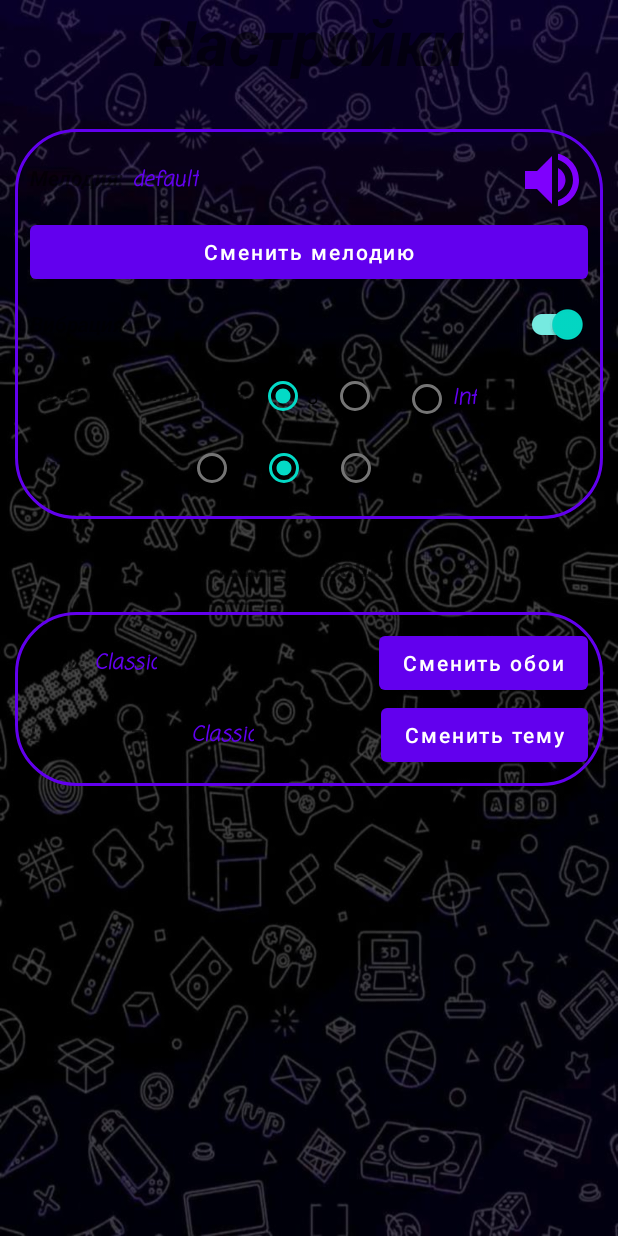
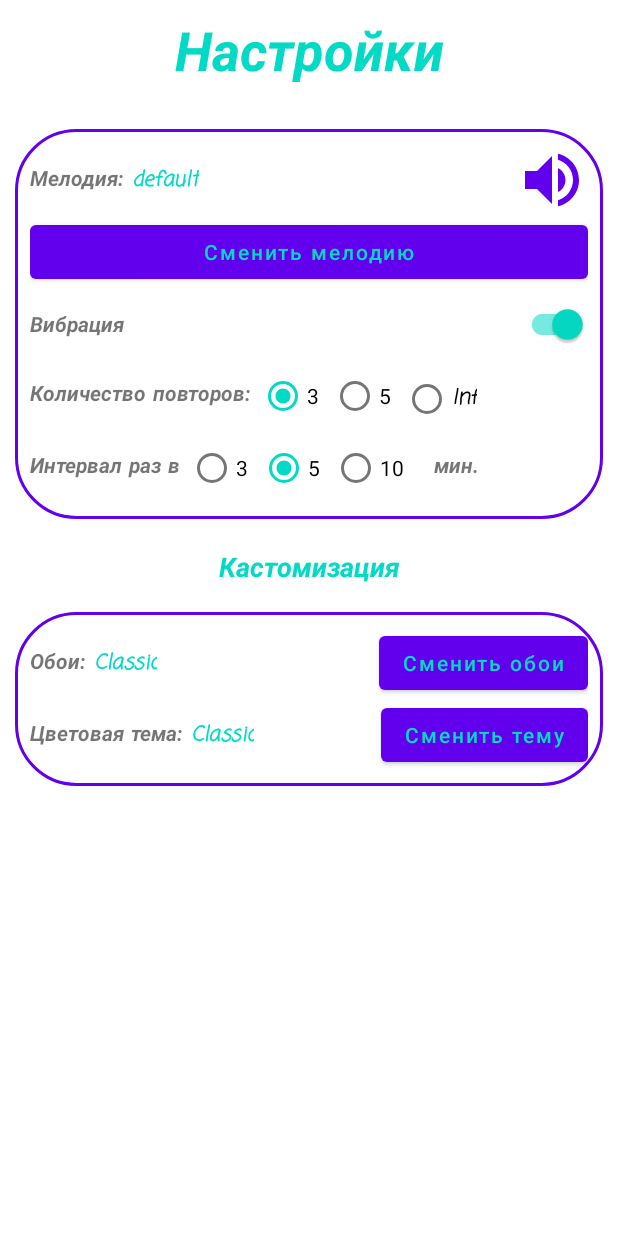
Before and after one commit to AlexeyZhulanov/AlarmLab, an Android app built with Jetpack Compose: the screen it shows after launch (MainActivity), in the options menu, after a tap on "Настройки", on a phone screen of 412 x 824 dp. Run offline under Robolectric (Android 15) with nearby library versions, the light colour scheme and no system bars; our stand-ins replace Room's generated code.

Commit message:
settings customize prepare

```diff
--- a/app/src/main/java/com/example/alarm/MainActivity.kt
+++ b/app/src/main/java/com/example/alarm/MainActivity.kt
@@ -13,6 +13,8 @@ import android.view.MenuItem
 import android.view.View
 import androidx.appcompat.app.AppCompatActivity
 import android.provider.Settings
+import android.text.SpannableString
+import android.text.style.ForegroundColorSpan
 import androidx.core.app.ActivityCompat
 import androidx.core.content.ContextCompat
 import androidx.fragment.app.Fragment
@@ -71,9 +73,20 @@ class MainActivity : AppCompatActivity() {
         supportFragmentManager.unregisterFragmentLifecycleCallbacks(fragmentListener)
     }
 
-    override fun onCreateOptionsMenu(menu: Menu?): Boolean {
+    override fun onCreateOptionsMenu(menu: Menu): Boolean {
         menuInflater.inflate(R.menu.alarm_menu, menu)
+        val color = ContextCompat.getColor(this, R.color.colorAccent)
+        applyMenuTextColor(menu, color)
         return true
+    }
+
+    private fun applyMenuTextColor(menu: Menu, color: Int) {
+        for (i in 0 until menu.size()) {
+            val menuItem = menu.getItem(i)
+            val spannableTitle = SpannableString(menuItem.title)
+            spannableTitle.setSpan(ForegroundColorSpan(color), 0, spannableTitle.length, 0)
+            menuItem.title = spannableTitle
+        }
     }
 
     override fun onOptionsItemSelected(item: MenuItem): Boolean {
--- a/app/src/main/java/com/example/alarm/SettingsFragment.kt
+++ b/app/src/main/java/com/example/alarm/SettingsFragment.kt
@@ -192,6 +192,7 @@ class SettingsFragment : Fragment() {
         recyclerView.layoutManager = LinearLayoutManager(requireContext())
 
         val menuItems = listOf(
+            MenuItemData("Classic", R.drawable.whitequad),
             MenuItemData("1.", R.drawable.wallpaper1),
             MenuItemData("2.", R.drawable.wallpaper2),
             MenuItemData("3.", R.drawable.wallpaper3),
@@ -229,6 +230,7 @@ class SettingsFragment : Fragment() {
         recyclerView.layoutManager = LinearLayoutManager(requireContext())
 
         val menuItems = listOf(
+            ColorThemeMenuItem(R.color.colorPrimary, R.color.colorAccent),
             ColorThemeMenuItem(R.color.color1_main, R.color.color1_secondary),
             ColorThemeMenuItem(R.color.color2_main, R.color.color2_secondary),
             ColorThemeMenuItem(R.color.color3_main, R.color.color3_secondary),
--- a/app/src/main/java/com/example/alarm/SignalFragment.kt
+++ b/app/src/main/java/com/example/alarm/SignalFragment.kt
@@ -63,8 +63,8 @@ class SignalFragment(
             binding.repeatButton.visibility = View.GONE
         }
         else {
+            binding.pulsator.start()
             binding.repeatButton.setOnClickListener {
-                binding.pulsator.start()
                 settings.repetitions -= 1
                 dropAndRepeatFragment()
             }
--- a/app/src/main/res/drawable/add_change.xml
+++ b/app/src/main/res/drawable/add_change.xml
@@ -11,7 +11,7 @@
         android:right="10dp" />
     <stroke
         android:width="2dp"
-        android:color="@color/purple_500" />
+        android:color="?attr/colorPrimary" />
 
 
 </shape>
--- a/app/src/main/res/drawable/choose_time.xml
+++ b/app/src/main/res/drawable/choose_time.xml
@@ -13,7 +13,7 @@
         android:right="10dp" />
     <stroke
         android:width="2dp"
-        android:color="@color/purple_500" />
+        android:color="?attr/colorPrimary" />
 
 
 </shape>
--- a/app/src/main/res/layout/fragment_bottomsheet.xml
+++ b/app/src/main/res/layout/fragment_bottomsheet.xml
@@ -10,6 +10,7 @@
         android:layout_width="wrap_content"
         android:layout_height="wrap_content"
         android:src="@drawable/ic_clear"
+        app:tint="?attr/colorPrimary"
         app:layout_constraintTop_toTopOf="parent"
         app:layout_constraintStart_toStartOf="parent"/>
 
@@ -35,6 +36,7 @@
         android:layout_width="wrap_content"
         android:layout_height="wrap_content"
         android:src="@drawable/ic_confirm"
+        app:tint="?attr/colorPrimary"
         app:layout_constraintTop_toTopOf="parent"
         app:layout_constraintEnd_toEndOf="parent"/>
 
--- a/app/src/main/res/layout/fragment_settings.xml
+++ b/app/src/main/res/layout/fragment_settings.xml
@@ -3,7 +3,6 @@
     android:id="@+id/settings_layout"
     android:layout_width="match_parent"
     xmlns:app="http://schemas.android.com/apk/res-auto"
-    android:background="@drawable/wallpaper1"
     android:layout_height="match_parent">
 
     <androidx.constraintlayout.widget.Guideline
@@ -19,8 +18,10 @@
         android:layout_width="0dp"
         android:layout_height="0dp"
         android:text="Настройки"
+        android:textColor="?attr/colorAccent"
         android:fontFamily="casual"
         android:gravity="center"
+        android:layout_marginTop="10dp"
         android:autoSizeTextType="uniform"
         android:autoSizeMinTextSize="30sp"
         android:autoSizeMaxTextSize="100sp"
@@ -68,7 +69,7 @@
                 android:layout_width="wrap_content"
                 android:layout_height="wrap_content"
                 android:text="Classic"
-                android:textColor="@color/purple_500"
+                android:textColor="?attr/colorAccent"
                 android:fontFamily="casual"
                 android:gravity="center"
                 android:autoSizeTextType="uniform"
@@ -86,6 +87,7 @@
                 android:layout_height="wrap_content"
                 android:layout_gravity="end"
                 android:src="@drawable/ic_volume"
+                app:tint="?attr/colorPrimary"
                 app:layout_constraintEnd_toEndOf="parent"
                 app:layout_constraintTop_toTopOf="parent"
                 app:layout_constraintBottom_toBottomOf="parent"
@@ -96,6 +98,7 @@
             android:id="@+id/change_melody"
             android:layout_width="match_parent"
             android:layout_height="wrap_content"
+            android:textColor="?attr/colorAccent"
             android:text="Сменить мелодию"
             android:textAllCaps="false"/>
 
@@ -160,7 +163,6 @@
                     android:layout_width="wrap_content"
                     android:layout_height="wrap_content"
                     android:text="Inf"
-                    android:textColor="@color/purple_500"
                     android:fontFamily="casual"
                     android:gravity="center"
                     android:autoSizeTextType="uniform"
@@ -233,6 +235,7 @@
         android:layout_width="match_parent"
         android:layout_height="wrap_content"
         android:text="Кастомизация"
+        android:textColor="?attr/colorAccent"
         android:layout_marginTop="20dp"
         android:fontFamily="casual"
         android:gravity="center"
@@ -282,7 +285,7 @@
                 android:layout_width="wrap_content"
                 android:layout_height="wrap_content"
                 android:text="Classic"
-                android:textColor="@color/purple_500"
+                android:textColor="?attr/colorAccent"
                 android:fontFamily="casual"
                 android:gravity="center"
                 android:autoSizeTextType="uniform"
@@ -299,6 +302,7 @@
                 android:layout_width="wrap_content"
                 android:layout_height="wrap_content"
                 android:text="Сменить обои"
+                android:textColor="?attr/colorAccent"
                 app:layout_constraintEnd_toEndOf="parent"
                 app:layout_constraintTop_toTopOf="parent"
                 app:layout_constraintBottom_toBottomOf="parent"
@@ -330,7 +334,7 @@
                 android:layout_width="wrap_content"
                 android:layout_height="wrap_content"
                 android:text="Classic"
-                android:textColor="@color/purple_500"
+                android:textColor="?attr/colorAccent"
                 android:fontFamily="casual"
                 android:gravity="center"
                 android:autoSizeTextType="uniform"
@@ -347,6 +351,7 @@
                 android:layout_width="wrap_content"
                 android:layout_height="wrap_content"
                 android:text="Сменить тему"
+                android:textColor="?attr/colorAccent"
                 app:layout_constraintEnd_toEndOf="parent"
                 app:layout_constraintTop_toTopOf="parent"
                 app:layout_constraintBottom_toBottomOf="parent"
--- a/app/src/main/res/layout/item_alarm.xml
+++ b/app/src/main/res/layout/item_alarm.xml
@@ -19,6 +19,7 @@
         android:autoSizeStepGranularity="2sp"
         android:textStyle="bold|italic"
         android:gravity="center"
+        android:textColor="?attr/colorAccent"
         app:layout_constraintStart_toStartOf="parent"
         app:layout_constraintTop_toTopOf="parent"
         app:layout_constraintEnd_toStartOf="@id/intervalTextView"
--- a/app/src/main/res/values/colors.xml
+++ b/app/src/main/res/values/colors.xml
@@ -1,5 +1,8 @@
 <?xml version="1.0" encoding="utf-8"?>
 <resources>
+    <color name="colorPrimary">#FF6200EE</color>
+    <color name="colorPrimaryDark">#FF3700B3</color>
+    <color name="colorAccent">#FF03DAC5</color>
     <color name="purple_200">#FFBB86FC</color>
     <color name="purple_500">#FF6200EE</color>
     <color name="purple_700">#FF3700B3</color>
@@ -9,21 +12,21 @@
     <color name="white">#FFFFFFFF</color>
     <color name="orange">#FF9800</color>
     <color name="grey">#808080</color>
-    <color name="color1_main">#808080</color>
-    <color name="color1_secondary">#FF6200EE</color>"
-    <color name="color2_main">#808080</color>
-    <color name="color2_secondary">#FF6200EE</color>"
-    <color name="color3_main">#808080</color>
-    <color name="color3_secondary">#FF6200EE</color>"
-    <color name="color4_main">#808080</color>
-    <color name="color4_secondary">#FF6200EE</color>"
-    <color name="color5_main">#808080</color>
-    <color name="color5_secondary">#FF6200EE</color>"
-    <color name="color6_main">#808080</color>
-    <color name="color6_secondary">#FF6200EE</color>"
+    <color name="color1_main">#FF6200EE</color>
+    <color name="color1_secondary">#FFFF00</color>"
+    <color name="color2_main">#FF6200EE</color>
+    <color name="color2_secondary">#8B0000</color>"
+    <color name="color3_main">#FF9800</color>
+    <color name="color3_secondary">#002137</color>"
+    <color name="color4_main">#8B0000</color>
+    <color name="color4_secondary">#30D5C8</color>"
+    <color name="color5_main">#008000</color>
+    <color name="color5_secondary">#8B0000</color>"
+    <color name="color6_main">#008000</color>
+    <color name="color6_secondary">#FF8C00</color>"
     <color name="color7_main">#808080</color>
-    <color name="color7_secondary">#FF6200EE</color>"
-    <color name="color8_main">#808080</color>
-    <color name="color8_secondary">#FF6200EE</color>"
+    <color name="color7_secondary">#FF0090</color>"
+    <color name="color8_main">#964B00</color>
+    <color name="color8_secondary">#30D5C8</color>"
 
 </resources>
```
Also changed, not shown: app/src/main/res/layout/color_theme_menu_item.xml (+20 -8 lines), app/src/main/res/layout/fragment_alarm.xml (+6 -2 lines), app/src/main/res/layout/fragment_signal.xml (+6 -3 lines), app/src/main/res/values/themes.xml (+63 -1 lines), app/src/main/res/drawable/whitequad.jpg (added).
